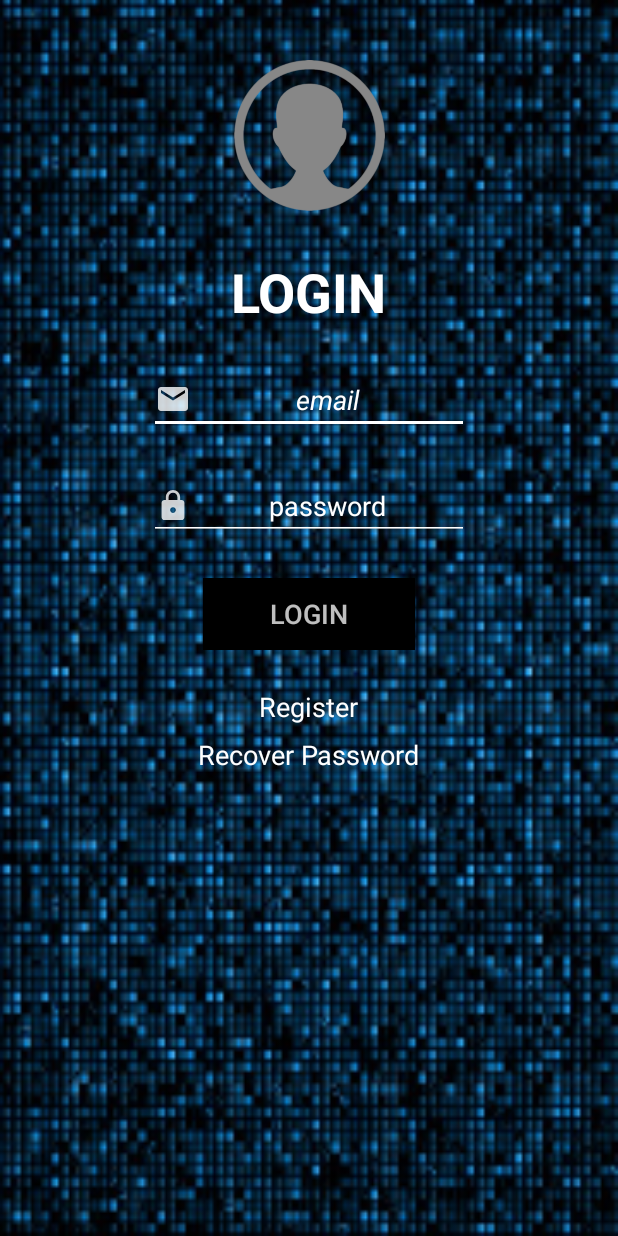
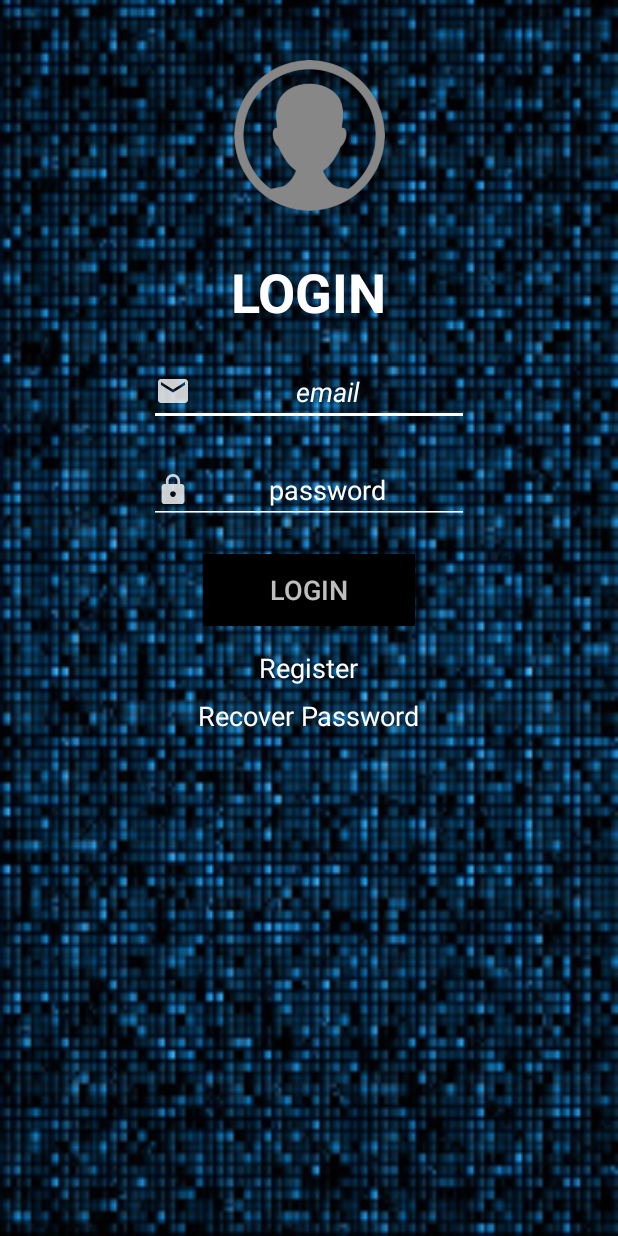
Before and after one commit to PETER990306/ITRW324P-2019-PROJECT, an Android app: the screen it shows after launch (LoginActivity), on a phone screen of 412 x 824 dp. Run offline under Robolectric (Android 15) with nearby library versions, the phone set to English and light mode, and no system bars.

Commit message:
Login layout edit

```diff
--- a/LIGHTSON2/app/src/main/res/layout/activity_login.xml
+++ b/LIGHTSON2/app/src/main/res/layout/activity_login.xml
@@ -47,7 +47,7 @@
         android:layout_height="wrap_content"
         android:layout_below="@id/textView"
         android:layout_centerHorizontal="true"
-        android:layout_marginTop="25dp"
+        android:layout_marginTop="20dp"
         android:autofillHints=""
         android:backgroundTint="@android:color/background_light"
         android:drawableLeft="@drawable/email_icon"
@@ -72,7 +72,7 @@
         android:layout_height="wrap_content"
         android:layout_below="@id/txtEmail"
         android:layout_centerHorizontal="true"
-        android:layout_marginTop="25dp"
+        android:layout_marginTop="20dp"
         android:backgroundTint="@android:color/background_light"
         android:drawableLeft="@drawable/password_icon"
         android:ems="10"
@@ -90,7 +90,7 @@
         android:layout_height="wrap_content"
         android:layout_below="@id/txtPassword"
         android:layout_centerHorizontal="true"
-        android:layout_marginTop="25dp"
+        android:layout_marginTop="20dp"
         android:background="@android:color/black"
         android:text="@string/login"
         android:textColor="#BFFFFFFF"
@@ -102,7 +102,7 @@
         android:layout_height="wrap_content"
         android:layout_below="@id/btnLogin"
         android:layout_centerHorizontal="true"
-        android:layout_marginTop="25dp"
+        android:layout_marginTop="15dp"
         android:text="@string/register"
         android:textColor="#FFFFFF"
         android:textSize="18sp" />
```
